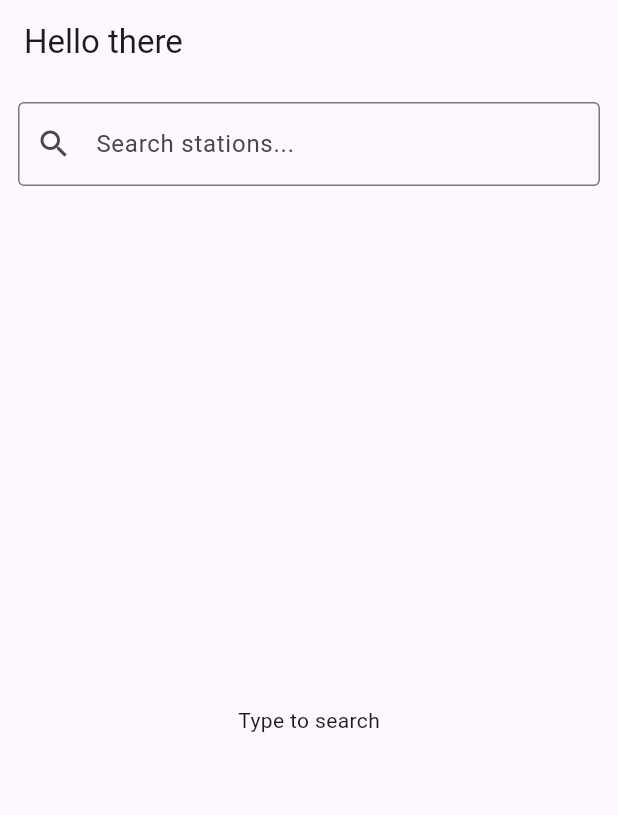
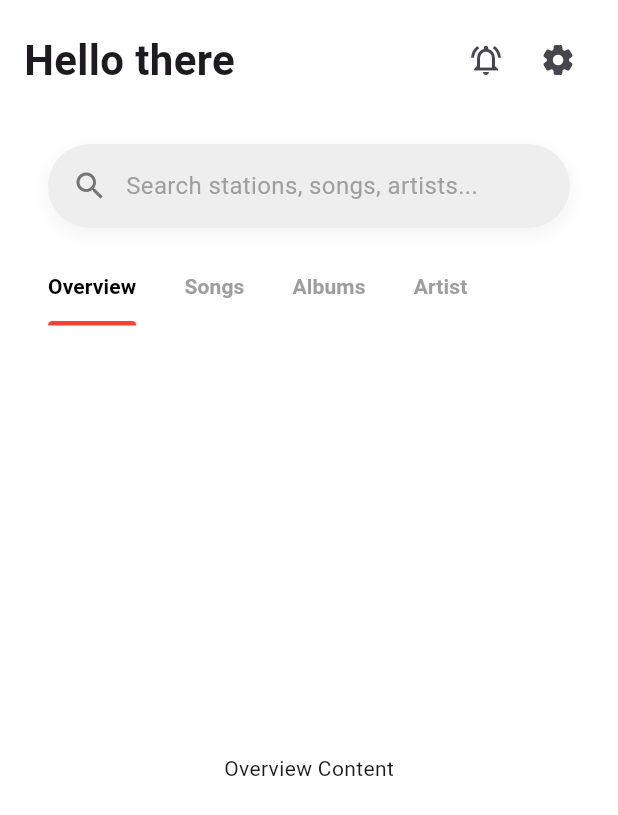
Before and after one commit to AmirtahaJavadi/SimmerWave, a Flutter app: the screen it shows after launch, on a phone screen of 412 x 824 dp. Shown: the top 815 px of the screen. Run offline on Flutter 3.47's test engine with Material 3 defaults, Android fonts, the phone set to English and light mode, and no system bars.

Commit message:
searchbar and main page added

```diff
--- a/lib/pages/main_page.dart
+++ b/lib/pages/main_page.dart
@@ -1,10 +1,8 @@
-import 'dart:async';
-
 import 'package:flutter/material.dart';
-import 'package:simmerwave/models/radio_station.dart';
 import 'package:simmerwave/pages/search_radio.dart';
-import 'package:simmerwave/service/radio_api.dart';
-import 'package:simmerwave/widgets/station_card.dart';
+import 'package:simmerwave/widgets/header.dart';
+import 'package:simmerwave/widgets/search_button.dart';
+import 'package:simmerwave/widgets/tab_menu.dart';
 
 class RadioPage extends StatefulWidget {
   const RadioPage({super.key});
@@ -17,10 +15,32 @@ class _RadioPagestate extends State<RadioPage> {
   @override
   Widget build(BuildContext context) {
     return Scaffold(
-      appBar: AppBar(
-        title: Text("Hello there"),
+      // 1. Remove the 'appBar' property completely
+      backgroundColor: Colors.white, // Good to set a background color
+      body: SafeArea(
+        // 2. SafeArea ensures you don't go under the notch
+        child: Padding(
+          padding: const EdgeInsets.all(16.0), // 3. The root padding you wanted
+          child: Column(
+            crossAxisAlignment: CrossAxisAlignment.start,
+            children: [
+              headerMain(),
+              const SizedBox(height: 16), // Space between header and tabs
+              CoolSearchBar(
+                onTap: () {
+                  Navigator.push(
+                    context,
+                    MaterialPageRoute(builder: (_) => const RadioLists()),
+                  );
+                },
+              ),
+              // 5. Your Tab Menu (Wrapped in Expanded)
+              // Expanded is required so the TabBarView fills the rest of the screen
+              const Expanded(child: TabMenuWidget()),
+            ],
+          ),
+        ),
       ),
-      body: RadioLists(),
-    ) ;
+    );
   }
 }
--- a/lib/pages/search_radio.dart
+++ b/lib/pages/search_radio.dart
@@ -3,6 +3,7 @@ import 'dart:async';
 import 'package:flutter/material.dart';
 import 'package:simmerwave/models/radio_station.dart';
 import 'package:simmerwave/service/radio_api.dart';
+import 'package:simmerwave/widgets/search.dart';
 import 'package:simmerwave/widgets/station_card.dart';
 
 class RadioLists extends StatefulWidget {
@@ -22,6 +23,7 @@ class _RadioListsState extends State<RadioLists> {
     _controller.dispose(); // release the text controller
     super.dispose(); // ← always last
   }
+
   void _onQueryChanged(String text) {
     _debounce?.cancel();
 
@@ -37,36 +39,61 @@ class _RadioListsState extends State<RadioLists> {
     });
   }
 
-    @override
+  @override
   Widget build(BuildContext context) {
-    return
-      Column(
-        children: [
-          Padding(
-            padding: const EdgeInsets.all(12),
+    return Scaffold(
+      appBar: PreferredSize(
+        preferredSize: const Size.fromHeight(80), // required height
+        child: Padding(
+          padding: const EdgeInsets.all(16.0),
+          child: Container(
+            decoration: BoxDecoration(
+              color: Colors.grey[200],
+              borderRadius: BorderRadius.circular(30), // Pill shape
+              boxShadow: [
+                BoxShadow(
+                  color: Colors.black.withOpacity(0.05),
+                  blurRadius: 10,
+                  offset: const Offset(0, 4),
+                ),
+              ],
+            ),
             child: TextField(
+              onChanged: _onQueryChanged,
               controller: _controller,
-              onChanged: _onQueryChanged,
               textInputAction: TextInputAction.search,
               decoration: InputDecoration(
-                hintText: 'Search stations...',
-                prefixIcon: const Icon(Icons.search),
-                suffixIcon: _controller.text.isEmpty
-                    ? null
-                    : IconButton(
-                        icon: const Icon(Icons.clear),
+                hintText: 'Search stations, songs, artists...',
+                hintStyle: TextStyle(color: Colors.grey[500]),
+                prefixIcon: Icon(Icons.search, color: Colors.grey[600]),
+
+                // Show the clear button only if there is text
+                suffixIcon: _controller.text.isNotEmpty
+                    ? IconButton(
+                        icon: Icon(Icons.clear, color: Colors.grey[600]),
                         onPressed: () {
                           _controller.clear();
-                          _onQueryChanged('');
+                          // You can trigger a search reset here if needed
                         },
-                      ),
-                border: const OutlineInputBorder(),
+                      )
+                    : null,
+
+                // Remove the default underline
+                border: InputBorder.none,
+
+                // Adjust padding so the text is vertically centered
+                contentPadding: const EdgeInsets.symmetric(vertical: 16),
               ),
+              onSubmitted: (value) {
+                // Handle the search action when the user presses "Enter" or "Search"
+                debugPrint('Searching for: $value');
+              },
             ),
           ),
-          Expanded(child: _buildResults()),
-        ],
-      );
+        ),
+      ),
+      body: Expanded(child: _buildResults()),
+    );
   }
 
   Widget _buildResults() {
--- /dev/null
+++ b/lib/widgets/header.dart
@@ -0,0 +1,39 @@
+import 'package:flutter/material.dart';
+
+class headerMain extends StatefulWidget {
+  const headerMain({super.key});
+
+  @override
+  State<headerMain> createState() => _headerMainState();
+}
+
+class _headerMainState extends State<headerMain> {
+  @override
+  Widget build(BuildContext context) {
+    return Row(
+      mainAxisAlignment: MainAxisAlignment.spaceBetween,
+      children: [
+        const Text(
+          "Hello there",
+          style: TextStyle(fontSize: 28, fontWeight: FontWeight.bold),
+        ),
+        Row(
+          children: [
+            IconButton(
+              icon: const Icon(Icons.notifications_active_outlined),
+              onPressed: () {
+                // Open search
+              },
+            ),
+            IconButton(
+              icon: const Icon(Icons.settings_rounded),
+              onPressed: () {
+                // Open search
+              },
+            ),
+          ],
+        ),
+      ],
+    );
+  }
+}
--- /dev/null
+++ b/lib/widgets/search_button.dart
@@ -0,0 +1,65 @@
+import 'package:flutter/material.dart';
+
+class CoolSearchBar extends StatelessWidget {
+  const CoolSearchBar({
+    super.key,
+    required this.onTap,
+    this.hintText = 'Search stations, songs, artists...',
+  });
+
+  final VoidCallback onTap;
+  final String hintText;
+
+  @override
+  Widget build(BuildContext context) {
+    return Padding(
+      padding: const EdgeInsets.all(16.0),
+      child: Container(
+        // Only the shadow lives here now — color moves to Material
+        // so the ripple paints above it.
+        decoration: BoxDecoration(
+          borderRadius: BorderRadius.circular(30),
+          boxShadow: [
+            BoxShadow(
+              color: Colors.black.withOpacity(0.05),
+              blurRadius: 10,
+              offset: const Offset(0, 4),
+            ),
+          ],
+        ),
+        child: Material(
+          color: Colors.grey[200],
+          borderRadius: BorderRadius.circular(30),
+          clipBehavior: Clip.antiAlias, // keeps the ripple inside the pill
+          child: InkWell(
+            borderRadius: BorderRadius.circular(30),
+            onTap: onTap,
+            child: Padding(
+              padding: const EdgeInsets.symmetric(
+                horizontal: 16,
+                vertical: 16, // same as contentPadding before
+              ),
+              child: Row(
+                children: [
+                  Icon(Icons.search, color: Colors.grey[600]),
+                  const SizedBox(width: 12),
+                  Expanded(
+                    child: Text(
+                      hintText,
+                      maxLines: 1,
+                      overflow: TextOverflow.ellipsis,
+                      style: TextStyle(
+                        color: Colors.grey[500],
+                        fontSize: 16,
+                      ),
+                    ),
+                  ),
+                ],
+              ),
+            ),
+          ),
+        ),
+      ),
+    );
+  }
+}
--- /dev/null
+++ b/lib/widgets/tab_menu.dart
@@ -0,0 +1,46 @@
+import 'package:flutter/material.dart';
+
+class TabMenuWidget extends StatelessWidget {
+  const TabMenuWidget({super.key});
+
+  @override
+  Widget build(BuildContext context) {
+    return DefaultTabController(
+      length: 4,
+      child: Column(
+        children: [
+          // 1. The TabBar is now just a widget in a Column
+          const TabBar(
+            isScrollable: true,
+            tabAlignment: TabAlignment.start,
+            indicatorSize: TabBarIndicatorSize.label,
+            indicatorColor: Colors.red,
+            indicatorWeight: 3.0,
+            dividerColor: Colors.transparent,
+            labelColor: Colors.black,
+            unselectedLabelColor: Colors.grey,
+            labelStyle: TextStyle(fontWeight: FontWeight.bold),
+            tabs: [
+              Tab(text: 'Overview'),
+              Tab(text: 'Songs'),
+              Tab(text: 'Albums'),
+              Tab(text: 'Artist'),
+            ],
+          ),
+
+          // 2. Expanded is REQUIRED so the view fills the rest of the screen
+          const Expanded(
+            child: TabBarView(
+              children: [
+                Center(child: Text('Overview Content')),
+                Center(child: Text('Songs Content')),
+                Center(child: Text('Albums Content')),
+                Center(child: Text('Artist Content')),
+              ],
+            ),
+          ),
+        ],
+      ),
+    );
+  }
+}
```
Also changed, not shown: lib/widgets/search.dart (added).
